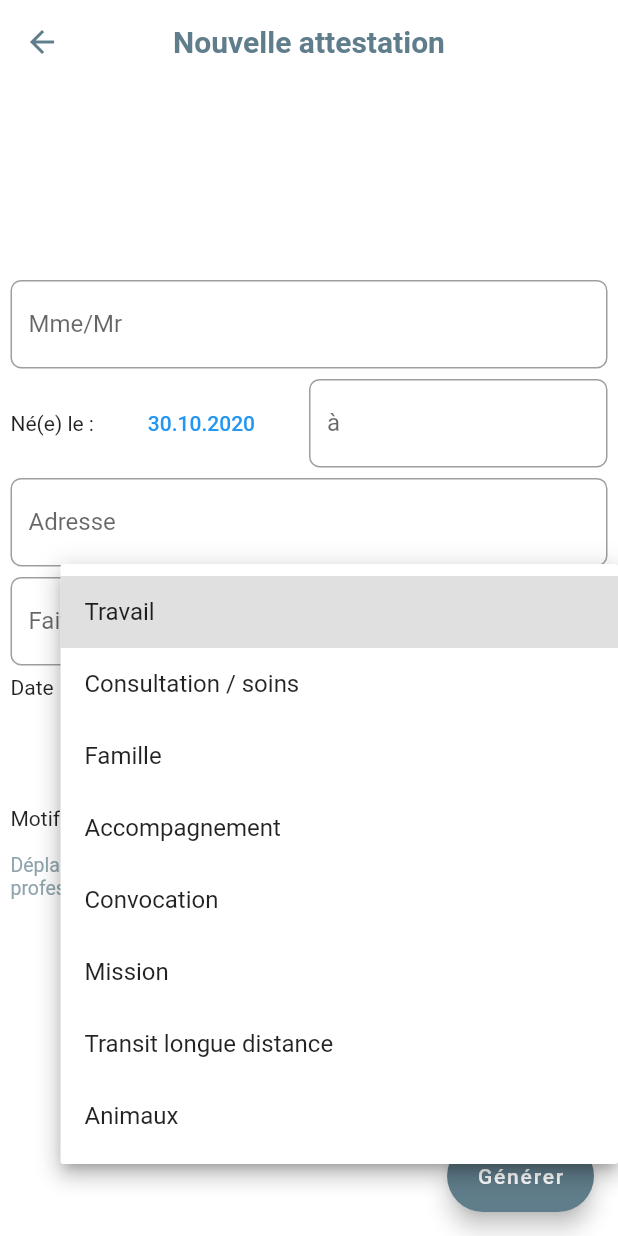
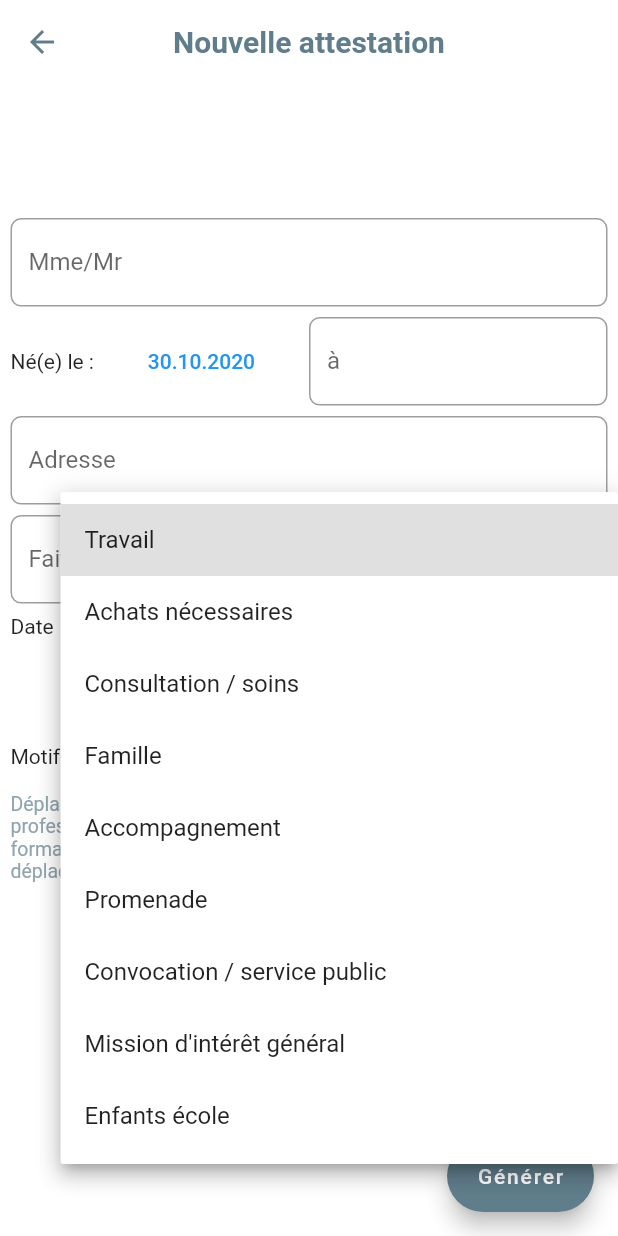
Before and after one commit to bahaa-mn/attestation-generator, a Flutter app: the EditorScreen screen opened by its route, after a tap on "Travail", on a phone screen of 412 x 824 dp. Run offline on Flutter 3.47's test engine with Material 2 defaults, Android fonts, the phone set to English and light mode, and no system bars; our stand-ins replace auto_size_text, pdf, printing; missing offline and left inert: flutter_full_pdf_viewer.

Commit message:
merge yous

```diff
--- a/lib/utils/constants.dart
+++ b/lib/utils/constants.dart
@@ -2,53 +2,59 @@ class MotifValue {
   static const _travail = {
     "short": "Travail",
     "long":
-        "Déplacements entre le domicile et le lieu d'exercice de l'activité professionnelle ou le lieud'enseignement et de formation"
+        "Déplacements entre le domicile et le lieu d'exercice de l'activité professionnelle ou un établissement d'enseignement ou de formation, déplacements professionnels ne pouvant être différés², déplacements pour un concours ou un examen"
+  };
+  static const _achats = {
+    "short": "Achats nécessaires",
+    "long":
+        "Déplacements pour effectuer des achats de fournitures nécessaires à l'activité professionnelle, des achats de première nécessité³ dans des établissements dont les activités demeurent autorisées, le retrait de commande et les livraisons à domicile"
   };
   static const _sante = {
     "short": "Consultation / soins",
     "long":
-        "Déplacements pour des consultations et soins ne pouvant être assurés à distance et nepouvant être différés ou pour l'achat de produits de santé"
+        "Consultations, examens et soins ne pouvant être assurés à distance et l'achat de médicaments"
   };
   static const _famille = {
     "short": "Famille",
     "long":
-        "Déplacements pour motif familial impérieux, pour l'assistance aux personnes vulnérablesou précaires ou pour la garde d'enfants"
+        "Déplacements pour motif familial impérieux, pour l'assistance aux personnes vulnérables et précaires ou la garde d'enfants"
   };
   static const _accompagnement = {
     "short": "Accompagnement",
     "long":
-        "Déplacements des personnes en situation de handicap et de leur accompagnant"
+        "Déplacement des personnes en situation de handicap et leur accompagnant"
+  };
+  static const _promenade = {
+    "short": "Promenade",
+    "long":
+        "Déplacements brefs, dans la limite d'une heure quotidienne et dans un rayon maximal d'un kilomètre autour du domicile, liés soit à l'activité physique individuelle des personnes, à l'exclusion de toute pratique sportive collective et de toute proximité avec d'autres personnes, soit à la promenade avec les seules personnes regroupées dans un même domicile, soit aux besoins des animaux de compagnie"
   };
   static const _convocation = {
-    "short": "Convocation",
+    "short": "Convocation / service public",
     "long":
-        "Déplacements pour répondre à une convocation judiciaire ou administrative"
+        "Convocation judiciaire ou administrative et pour se rendre dans un service public"
   };
   static const _interetGeneral = {
-    "short": "Mission",
+    "short": "Mission d'intérêt général",
     "long":
-        "Déplacements pour participer à des missions d'intérêt général sur demande de l'autoritéadministrative"
+        "Participation à des missions d'intérêt général sur demande de l'autorité administrative"
   };
-  static const _transit = {
-    "short": "Transit longue distance",
+  static const _ecole = {
+    "short": "Enfants école",
     "long":
-        "Déplacements liés à des transits pour des déplacements de longues distances"
-  };
-  static const _animaux = {
-    "short": "Animaux",
-    "long":
-        "Déplacements brefs, dans un rayon maximal d'un kilomètre autour du domicile pour les besoins des animaux de compagnie"
+        "Déplacement pour chercher les enfants à l'école et à l'occasion de leurs activités périscolaires"
   };
 
   static const list = [
     _travail,
+    _achats,
     _sante,
     _famille,
     _accompagnement,
+    _promenade,
     _convocation,
     _interetGeneral,
-    _transit,
-    _animaux
+    _ecole
   ];
 }
 
--- a/lib/utils/pdf_creator.dart
+++ b/lib/utils/pdf_creator.dart
@@ -49,7 +49,7 @@ class PdfGenerator {
                     ),
                   ),
                   Text(
-                    "En application de l'article 51 du décret n° 2020-1262 du 16 octobre 2020 prescrivant les mesures générales nécessaires pour faire face à l'épidémie de covid-19 dans le cadre de l'état d'urgence sanitaire",
+                    "En application du décret n°2020-1310 du 29 octobre 2020 prescrivant les mesures générales nécessaires pour faire face à l'épidémie de Covid19 dans le cadre de l'état d'urgence sanitaire",
                     textAlign: TextAlign.center,
                     style: subtitleStyle,
                   ),
@@ -83,7 +83,7 @@ class PdfGenerator {
                   // Text('Demeurant : $addresse', style: infoStyle),
                   SizedBox(height: 23.0),
                   Text(
-                    'certifie que mon déplacement est lié au motif suivant (cocher la case) autorisé en application des mesures générales nécessaires pour faire face à l\'épidémie de Covid19 dans le cadre de l\'état d\'urgence sanitaire¹ :',
+                    'certifie que mon déplacement est lié au motif suivant (cocher la case) autorisé par le décret n°2020-1310 du 29 octobre 2020 prescrivant les mesures générales nécessaires pour faire face à l\'épidémie de Covid19 dans le cadre de l\'état d\'urgence sanitaire¹ :',
                     style: infoStyle,
                   ),
                   SizedBox(height: 23.0),
@@ -142,7 +142,7 @@ class PdfGenerator {
                 ],
               ),
               Text(
-                '1 : Les personnes souhaitant bénéficier de l\'une de ces exceptions doivent se munir s\'il y a lieu, lors de leurs déplacements hors de leur domicile, d\'un document leur permettant de justifier que le déplacement considéré entre dans le champ de l\'une de ces exceptions',
+                '1 Les personnes souhaitant bénéficier de l\'une de ces exceptions doivent se munir s\'il y a lieu, lors de leurs déplacements hors de leur domicile, d\'un document leur permettant de justifier que le déplacement considéré entre dans le champ de l\'une de ces exceptions. \n 2 A utiliser par les travailleurs non-salariés, lorsqu\'ils ne peuvent disposer d\'un justificatif de déplacement établi par leur employeur. \n 3 Y compris les acquisitions à titre gratuit (distribution de denrées alimentaires...) et les déplacements liés à la perception de prestations sociales et au retrait d\'espèces.',
                 style: TextStyle(fontSize: 7.0),
               ),
             ],
--- a/lib/widgets/att_list.dart
+++ b/lib/widgets/att_list.dart
@@ -180,7 +180,7 @@ class AttestPreview extends StatelessWidget {
             SizedBox(height: 13.0),
             FlatButton(
               color: Colors.blueGrey[100],
-              child: Text('Apperçu'),
+              child: Text('Aperçu'),
               onPressed: () => _printPDF(context),
             ),
             /* Row(
--- a/lib/widgets/editor.dart
+++ b/lib/widgets/editor.dart
@@ -93,7 +93,7 @@ class _EditorAttestationState extends State<EditorAttestation> {
         child: ListView(
           physics: ClampingScrollPhysics(),
           children: [
-            SizedBox(height: h * 0.15),
+            SizedBox(height: h * 0.1),
             TextFormField(
               controller: _nameController,
               decoration: InputDecoration(
```
Also changed, not shown: lib/main.dart (line endings or trailing spaces), 1 other file.
